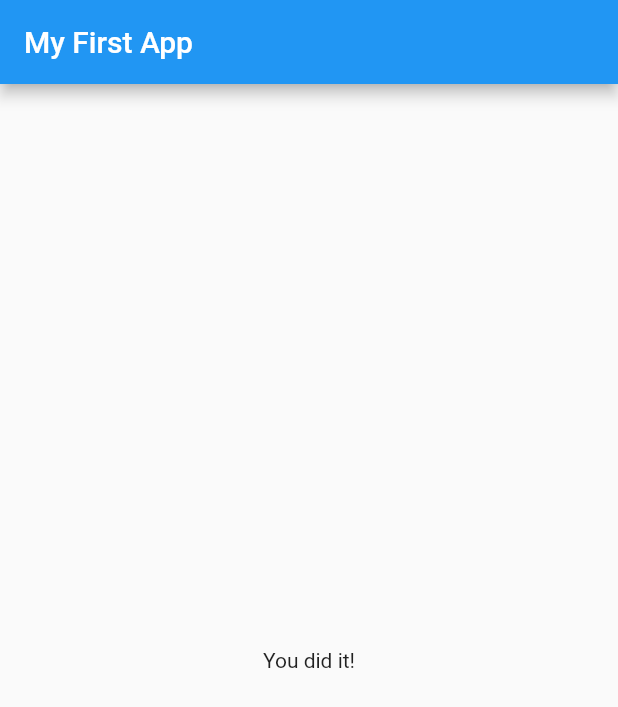
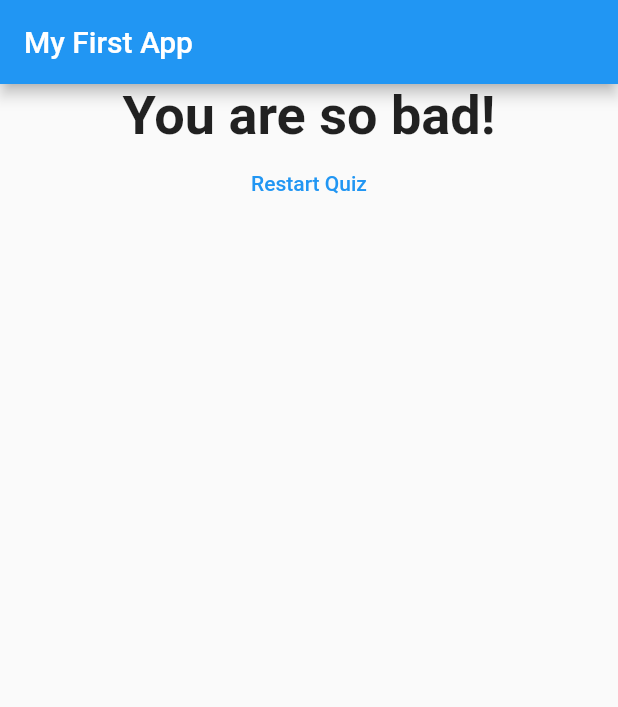
Before and after one commit to AdityaTrivedi14/Flutter-Quiz-App, a Flutter app: the screen it shows after launch, after a tap on "Black", after a tap on "Snake", after a tap on "Aditya", on a phone screen of 412 x 824 dp. Shown: the top 707 px of the screen. Run offline on Flutter 3.47's test engine with Material 2 defaults, Android fonts, the phone set to English and light mode, and no system bars.

Commit message:
'Storing

```diff
--- a/lib/main.dart
+++ b/lib/main.dart
@@ -1,8 +1,6 @@
-// import 'dart:html';
-
 import 'package:flutter/material.dart';
-import './question.dart';
-import './answer.dart';
+import './quiz.dart';
+import './result.dart';
 
 // void main(){
 //   runApp(MyApp());
@@ -19,30 +17,55 @@ class MyApp extends StatefulWidget{
 }
 
 class _MyAppState extends State<MyApp> {
-  final questions = const [
+  final _questions = const [
       {
         'questionText': 'What\'s your favorite color?',
-        'answers': ['Black', 'Red', 'Green', 'White'],
+        'answers': [
+          {'text': 'Black', 'score': 10},
+          {'text': 'Red', 'score': 5},
+          {'text': 'Green', 'score': 3},
+          {'text': 'White', 'score': 1},
+        ],
       },
       {
         'questionText': 'What\'s your favorite animal?',
-        'answers': ['Rabbit', 'Snake', 'Elephant', 'Lion'],
+        'answers': [
+          {'text': 'Rabbit', 'score': 3},
+          {'text': 'Snake', 'score': 11},
+          {'text':'Elephant', 'score': 5},
+          {'text': 'Lion', 'score': 9},
+        ],
       },
       {
         'questionText': 'Who\'s your favorite instructor?',
-        'answers': ['Max', 'Manu', 'Aditya', 'Brad'],
+        'answers': [
+          {'text': 'Max', 'score': 1},
+          {'text': 'Manu', 'score': 1},
+          {'text': 'Aditya', 'score': 1},
+          {'text': 'Brad', 'score': 1},
+        ],
       },
     ];
 
   var _questionIndex = 0;
+  var _totalScore = 0;
 
-  void _answerQuestion() {
+  void _resetQuiz(){
+    setState(() {
+      _questionIndex = 0;
+      _totalScore = 0;
+    });
+  }
+
+  void _answerQuestion(int score) {
+
+    _totalScore += score;
 
     setState(() {
       _questionIndex = _questionIndex + 1;
     });
     print(_questionIndex);
-    if(_questionIndex < questions.length){
+    if(_questionIndex < _questions.length){
 
     }
   }
@@ -55,15 +78,11 @@ class _MyAppState extends State<MyApp> {
         appBar: AppBar(
           title: Text('My First App'),
         ),
-        body: _questionIndex < questions.length ? Column(
-          children: [
-            Question(
-              questions[_questionIndex]['questionText'],
-            ),
-            ...(questions[_questionIndex]['answers'] as List<String>).map((answer) {
-              return Answer(_answerQuestion, answer);
-            }).toList()
-        ],) :Center(child: Text('You did it!'),),
+        body: _questionIndex < _questions.length ? Quiz(
+            answerQuestion: _answerQuestion,
+            questionIndex: _questionIndex,
+            questions: _questions,
+          ) : Result(_totalScore, _resetQuiz),
       ),
     );
   }
--- /dev/null
+++ b/lib/quiz.dart
@@ -0,0 +1,30 @@
+import 'package:flutter/material.dart';
+import './question.dart';
+import './answer.dart';
+
+class Quiz extends StatelessWidget {
+  // const Quiz({Key key}) : super(key: key);
+
+  final List<Map<String, Object>> questions;
+  final int questionIndex;
+  final Function answerQuestion;
+
+  Quiz({
+      @required this.questions,
+      @required this.answerQuestion,
+      @required this.questionIndex,
+    });
+
+  @override
+  Widget build(BuildContext context) {
+    return Column(
+          children: [
+            Question(
+              questions[questionIndex]['questionText'],
+            ),
+            ...(questions[questionIndex]['answers'] as List<Map<String, Object>>).map((answer) {
+              return Answer(() => answerQuestion(answer['score']), answer['text']);
+            }).toList()
+        ],);
+  }
+}
--- /dev/null
+++ b/lib/result.dart
@@ -0,0 +1,43 @@
+import 'package:flutter/material.dart';
+
+class Result extends StatelessWidget {
+  // const Result({Key key}) : super(key: key);
+  final int resultScore;
+  final Function resetHandler;
+
+  Result(this.resultScore, this.resetHandler);
+
+  String get resultPhrase {
+    String resultText;
+    if(resultScore <= 8){
+      resultText = 'You are awesome and innocent!';
+    }else if(resultScore <= 12){
+      resultText = 'You are likeable!';
+    }else if(resultScore <=16){
+      resultText = 'You are ..... Strange?!';
+    }else{
+      resultText = 'You are so bad!';
+    }
+    return resultText;
+  }
+
+  @override
+  Widget build(BuildContext context) {
+
+    return Center(
+      child: Column(
+        children: [
+          Text(
+            resultPhrase,
+            style: TextStyle(fontSize: 36, fontWeight: FontWeight.bold),
+            textAlign: TextAlign.center,
+          ),
+          TextButton(
+            child: Text('Restart Quiz',),
+            onPressed: resetHandler,
+           )
+        ],
+      ),
+    );
+  }
+}
```
